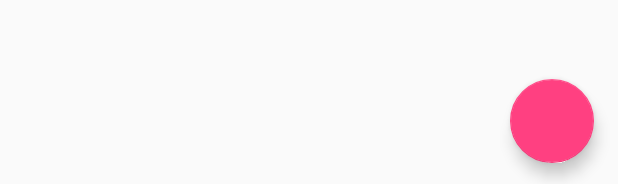
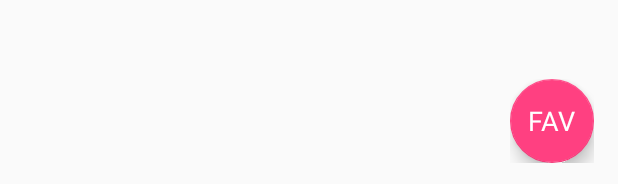
Before and after one commit to SkinnyTaco/PopularMovies, an Android app: the layout activity_details.xml on its own in the app's theme, with its tools: preview values and no code run, on a phone screen of 412 x 824 dp. Shown: the part 1049-1233 px from the top of the screen. Run offline under Robolectric (Android 15) with nearby library versions, the phone set to English and light mode, and no system bars.

Commit message:
Add fab text

```diff
--- /dev/null
+++ b/app/src/main/java/com/maurdan/flaco/udacitynd_project2_popularmovies/model/Review.java
@@ -0,0 +1,4 @@
+package com.maurdan.flaco.udacitynd_project2_popularmovies.model;
+
+public class Review {
+}
--- /dev/null
+++ b/app/src/main/java/com/maurdan/flaco/udacitynd_project2_popularmovies/model/Video.java
@@ -0,0 +1,4 @@
+package com.maurdan.flaco.udacitynd_project2_popularmovies.model;
+
+public class Video {
+}
--- a/app/src/main/res/layout-land/activity_details.xml
+++ b/app/src/main/res/layout-land/activity_details.xml
@@ -22,8 +22,8 @@
         <ScrollView
             android:layout_width="match_parent"
             android:layout_height="match_parent"
+            android:layout_marginStart="40dp"
             android:layout_marginEnd="40dp"
-            android:layout_marginStart="40dp"
             android:background="#E2DDDDDD"
             android:scrollbars="none"
             app:layout_constraintTop_toBottomOf="@+id/iv_movie_banner">
@@ -59,9 +59,9 @@
                         android:id="@+id/tv_release_date"
                         android:layout_width="0dp"
                         android:layout_height="wrap_content"
+                        android:paddingStart="8dp"
+                        android:paddingEnd="8dp"
                         android:paddingBottom="4dp"
-                        android:paddingEnd="8dp"
-                        android:paddingStart="8dp"
                         android:textSize="14sp"
                         app:layout_constraintStart_toStartOf="parent"
                         app:layout_constraintTop_toBottomOf="@+id/tv_title"
@@ -81,8 +81,8 @@
                     android:id="@+id/tv_vote_average"
                     android:layout_width="0dp"
                     android:layout_height="wrap_content"
+                    android:layout_marginStart="8dp"
                     android:layout_marginEnd="8dp"
-                    android:layout_marginStart="8dp"
                     app:layout_constraintEnd_toStartOf="@id/tv_plot_synopsis"
                     app:layout_constraintStart_toStartOf="parent"
                     app:layout_constraintTop_toBottomOf="@id/iv_mini_poster" />
@@ -104,14 +104,28 @@
 
     </android.support.constraint.ConstraintLayout>
 
-    <android.support.design.widget.FloatingActionButton
-        android:id="@+id/floatingActionButton"
-        android:layout_width="match_parent"
+    <FrameLayout
+        android:layout_width="wrap_content"
         android:layout_height="wrap_content"
         android:layout_gravity="bottom|end"
-        android:layout_margin="16dp"
-        android:clickable="true"
-        android:focusable="true"
-        app:srcCompat="?attr/colorAccent" />
+        android:layout_margin="16dp">
+
+        <android.support.design.widget.FloatingActionButton
+            android:id="@+id/floatingActionButton"
+            android:layout_width="wrap_content"
+            android:layout_height="wrap_content"
+            android:clickable="true"
+            android:focusable="true"
+            app:srcCompat="?attr/colorAccent" />
+
+        <TextView
+            android:layout_width="wrap_content"
+            android:layout_height="wrap_content"
+            android:layout_gravity="center"
+            android:elevation="16dp"
+            android:text="@string/fab_fav"
+            android:textAppearance="?android:attr/textAppearanceMedium"
+            android:textColor="@android:color/white" />
+    </FrameLayout>
 
 </android.support.design.widget.CoordinatorLayout>
--- a/app/src/main/res/layout/activity_details.xml
+++ b/app/src/main/res/layout/activity_details.xml
@@ -98,14 +98,29 @@
 
     </ScrollView>
 
-    <android.support.design.widget.FloatingActionButton
-        android:id="@+id/floatingActionButton"
-        android:layout_width="match_parent"
+    <FrameLayout
+        android:layout_width="wrap_content"
         android:layout_height="wrap_content"
-        android:clickable="true"
-        android:focusable="true"
-        app:srcCompat="?attr/colorAccent"
         android:layout_margin="16dp"
-        android:layout_gravity="bottom|end"/>
+        android:layout_gravity="bottom|end">
+
+        <android.support.design.widget.FloatingActionButton
+            android:id="@+id/floatingActionButton"
+            android:layout_width="wrap_content"
+            android:layout_height="wrap_content"
+            app:srcCompat="?attr/colorAccent"
+            android:clickable="true"
+            android:focusable="true"
+            />
+
+        <TextView
+            android:layout_width="wrap_content"
+            android:layout_height="wrap_content"
+            android:layout_gravity="center"
+            android:text="@string/fab_fav"
+            android:elevation="16dp"
+            android:textColor="@android:color/white"
+            android:textAppearance="?android:attr/textAppearanceMedium" />
+    </FrameLayout>
 
 </android.support.design.widget.CoordinatorLayout>
--- a/app/src/main/res/values/strings.xml
+++ b/app/src/main/res/values/strings.xml
@@ -9,6 +9,10 @@
 
     <string name="poster_content_description">Movie poster</string>
     <string name="average_rating">Average rating: %1$s/10</string>
+
+    <!-- Details Activity -->
+
+    <string name="fab_fav">FAV</string>
 
     <!-- Menu -->
 
```
